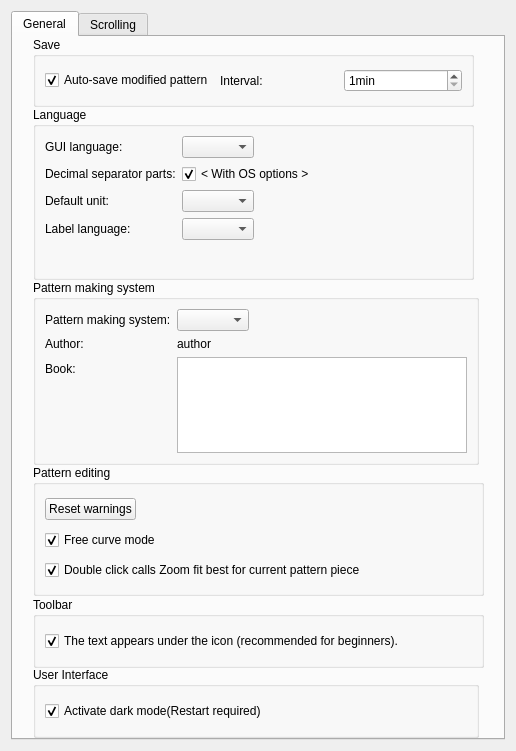
First picture: the form in src/app/valentina/dialogs/configpages/preferencesconfigurationpage.ui, repository OpnTec/fashionmaker, before the edit.
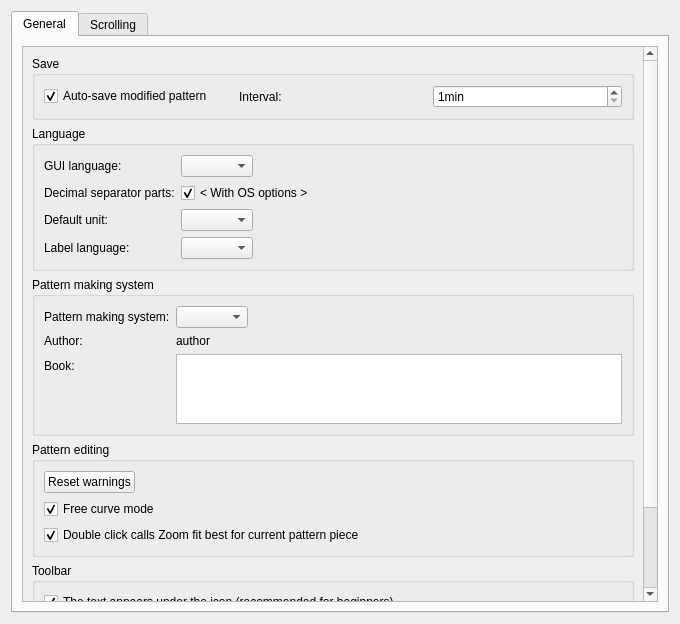
Second picture: the form after the edit.

Commit message:
Improve Option dialogs. Make them resizable as possible.
branch : develop

```diff
--- a/src/app/valentina/dialogs/configpages/preferencesconfigurationpage.ui
+++ b/src/app/valentina/dialogs/configpages/preferencesconfigurationpage.ui
@@ -6,14 +6,14 @@
    <rect>
     <x>0</x>
     <y>0</y>
-    <width>516</width>
-    <height>751</height>
+    <width>680</width>
+    <height>624</height>
    </rect>
   </property>
   <property name="windowTitle">
    <string notr="true">Configuration</string>
   </property>
-  <layout class="QVBoxLayout" name="verticalLayout_2">
+  <layout class="QVBoxLayout" name="verticalLayout_6">
    <item>
     <widget class="QTabWidget" name="tabWidget">
      <property name="currentIndex">
@@ -23,15 +23,24 @@
       <attribute name="title">
        <string>General</string>
       </attribute>
-      <widget class="QGroupBox" name="saveGroup">
+      <layout class="QVBoxLayout" name="verticalLayout">
+       <item>
+        <widget class="QScrollArea" name="scrollArea">
+         <property name="widgetResizable">
+          <bool>true</bool>
+         </property>
+         <widget class="QWidget" name="scrollAreaWidgetContents">
        <property name="geometry">
         <rect>
-         <x>20</x>
+            <x>0</x>
          <y>0</y>
-         <width>441</width>
-         <height>70</height>
-        </rect>
-       </property>
+            <width>624</width>
+            <height>707</height>
+           </rect>
+          </property>
+          <layout class="QVBoxLayout" name="verticalLayout_2">
+           <item>
+            <widget class="QGroupBox" name="saveGroup">
        <property name="title">
         <string>Save</string>
        </property>
@@ -74,15 +83,9 @@
         </item>
        </layout>
       </widget>
+           </item>
+           <item>
       <widget class="QGroupBox" name="groupBox_2">
-       <property name="geometry">
-        <rect>
-         <x>20</x>
-         <y>70</y>
-         <width>441</width>
-         <height>173</height>
-        </rect>
-       </property>
        <property name="title">
         <string>Language</string>
        </property>
@@ -139,15 +142,9 @@
         </item>
        </layout>
       </widget>
+           </item>
+           <item>
       <widget class="QGroupBox" name="groupBox_3">
-       <property name="geometry">
-        <rect>
-         <x>20</x>
-         <y>243</y>
-         <width>446</width>
-         <height>185</height>
-        </rect>
-       </property>
        <property name="title">
         <string>Pattern making system</string>
        </property>
@@ -195,15 +192,9 @@
         </item>
        </layout>
       </widget>
+           </item>
+           <item>
       <widget class="QGroupBox" name="groupBox_5">
-       <property name="geometry">
-        <rect>
-         <x>20</x>
-         <y>428</y>
-         <width>451</width>
-         <height>131</height>
-        </rect>
-       </property>
        <property name="title">
         <string>Pattern editing</string>
        </property>
@@ -246,15 +237,9 @@
         </item>
        </layout>
       </widget>
+           </item>
+           <item>
       <widget class="QGroupBox" name="groupBox_6">
-       <property name="geometry">
-        <rect>
-         <x>20</x>
-         <y>560</y>
-         <width>451</width>
-         <height>71</height>
-        </rect>
-       </property>
        <property name="title">
         <string>Toolbar</string>
        </property>
@@ -271,15 +256,9 @@
         </item>
        </layout>
       </widget>
+           </item>
+           <item>
       <widget class="QGroupBox" name="groupBox_8">
-       <property name="geometry">
-        <rect>
-         <x>20</x>
-         <y>630</y>
-         <width>446</width>
-         <height>71</height>
-        </rect>
-       </property>
        <property name="title">
         <string>User Interface</string>
        </property>
@@ -296,6 +275,12 @@
         </item>
        </layout>
       </widget>
+           </item>
+          </layout>
+         </widget>
+        </widget>
+       </item>
+      </layout>
      </widget>
      <widget class="QWidget" name="tabScrolling">
       <attribute name="title">
```
Lines whose indentation alone changed are shown as unchanged. The commit also changes 5 other files.
